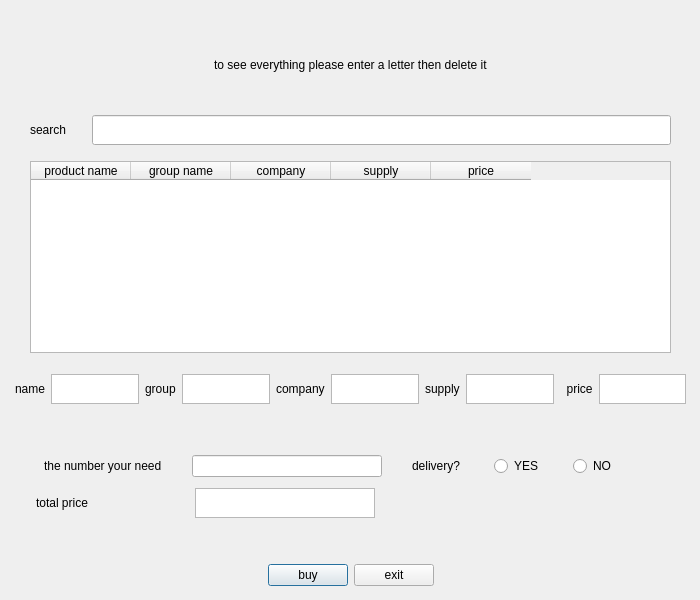
melika-ag8/finalfoof, file abuy.ui: the form before one commit.
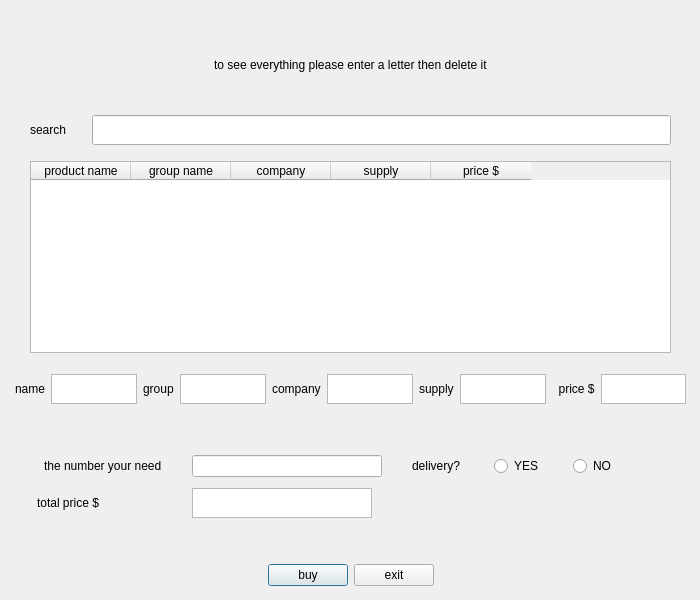
The form after the commit. Icons and pictures are not drawn.

```diff
--- a/abuy.ui
+++ b/abuy.ui
@@ -256,7 +256,7 @@
             </column>
             <column>
              <property name="text">
-              <string>price</string>
+              <string>price $</string>
              </property>
             </column>
            </widget>
@@ -382,7 +382,7 @@
          </sizepolicy>
         </property>
         <property name="text">
-         <string>  price</string>
+         <string>  price $</string>
         </property>
        </widget>
       </item>
@@ -531,7 +531,7 @@
          </sizepolicy>
         </property>
         <property name="text">
-         <string>total price</string>
+         <string>total price $</string>
         </property>
        </widget>
       </item>
@@ -545,7 +545,7 @@
         </property>
         <property name="sizeHint" stdset="0">
          <size>
-          <width>80</width>
+          <width>65</width>
           <height>20</height>
          </size>
         </property>
```
